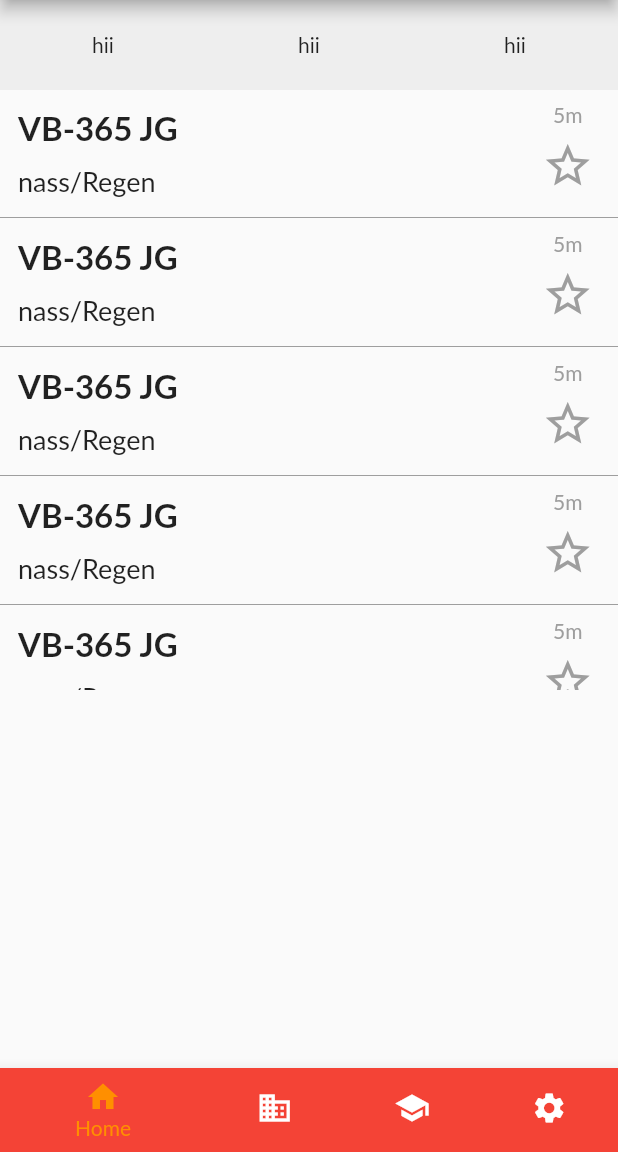
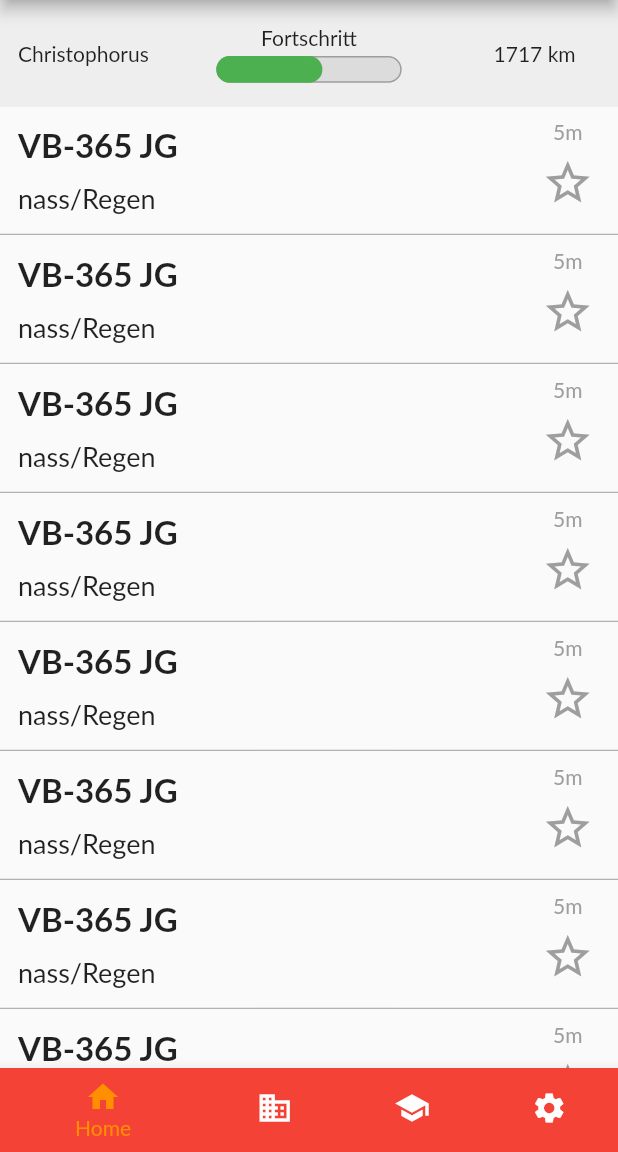
Before and after one commit to FelixSchmidt159/L17_ANDROID_APPLICATION, a Flutter app: the screen it shows after launch, on a phone screen of 412 x 824 dp, the part 84-1236 px from its top. Run offline on Flutter 3.47's test engine with Material 2 defaults, Android fonts, the phone set to English and light mode, and no system bars; Roboto replaces fonts that are missing (Lato).

Commit message:
sub navbar

```diff
--- a/lib/providers/tours.dart
+++ b/lib/providers/tours.dart
@@ -179,6 +179,16 @@ class Tours with ChangeNotifier {
   List<Tour> get items {
     return [..._items];
   }
+
+  int overallDistance() {
+    int overallDistance = 0;
+
+    for (Tour item in _items) {
+      overallDistance += item.distance;
+    }
+
+    return overallDistance;
+  }
   // var _showFavoritesOnly = false;
 
   // List<Product> get items {
--- a/lib/screens/tours_overview_screen.dart
+++ b/lib/screens/tours_overview_screen.dart
@@ -4,6 +4,7 @@ import 'package:provider/provider.dart';
 import '../providers/tours.dart';
 import '../providers/tour.dart';
 import '../widgets/app_drawer.dart';
+import '../widgets/chart_bar.dart';
 
 class ToursOverviewScreen extends StatefulWidget {
   @override
@@ -12,6 +13,7 @@ class ToursOverviewScreen extends StatefulWidget {
 
 class _ToursOverviewScreenState extends State<ToursOverviewScreen> {
   List<Tour> _items;
+  int _overallDistance;
   int _selectedIndex = 0;
   @override
   void initState() {
@@ -27,28 +29,78 @@ class _ToursOverviewScreenState extends State<ToursOverviewScreen> {
 
   @override
   Widget build(BuildContext context) {
+    _overallDistance = Provider.of<Tours>(context).overallDistance();
     _items = Provider.of<Tours>(context).items;
+    final appBar = AppBar(
+      title: const Text('Fahrtenbuch'),
+      centerTitle: true,
+    );
+    final bottomBar = BottomNavigationBar(
+      items: const <BottomNavigationBarItem>[
+        BottomNavigationBarItem(
+          icon: Icon(Icons.home),
+          label: 'Home',
+          backgroundColor: Colors.red,
+        ),
+        BottomNavigationBarItem(
+          icon: Icon(Icons.business),
+          label: 'Business',
+          backgroundColor: Colors.green,
+        ),
+        BottomNavigationBarItem(
+          icon: Icon(Icons.school),
+          label: 'School',
+          backgroundColor: Colors.purple,
+        ),
+        BottomNavigationBarItem(
+          icon: Icon(Icons.settings),
+          label: 'Settings',
+          backgroundColor: Colors.pink,
+        ),
+      ],
+      currentIndex: _selectedIndex,
+      selectedItemColor: Colors.amber[800],
+      onTap: _onItemTapped,
+    );
+    final height = MediaQuery.of(context).size.height -
+        MediaQuery.of(context).padding.top -
+        appBar.preferredSize.height -
+        MediaQuery.of(context).padding.bottom -
+        kBottomNavigationBarHeight;
+    final width = MediaQuery.of(context).size.width;
+
     return Scaffold(
-      appBar: AppBar(
-        title: Text('Fahrtenbuch'),
-        centerTitle: true,
-      ),
+      appBar: appBar,
       body: Column(
         children: <Widget>[
           Container(
             color: Colors.grey.shade200,
-            height: 60,
+            height: height * 0.10,
             child: Row(
               mainAxisAlignment: MainAxisAlignment.spaceAround,
               children: [
-                Text('hii'),
-                Text('hii'),
-                Text('hii'),
+                Container(
+                  alignment: Alignment.center,
+                  width: width * 0.25,
+                  child: Text('Christophorus'),
+                ),
+                SizedBox(
+                  width: width * 0.05,
+                ),
+                ChartBar('test', _overallDistance, 3000, height * 0.10),
+                SizedBox(
+                  width: width * 0.05,
+                ),
+                Container(
+                  width: width * 0.25,
+                  alignment: Alignment.center,
+                  child: Text('$_overallDistance km'),
+                ),
               ],
             ),
           ),
           Container(
-            height: 400,
+            height: height * 0.90,
             child: ListView.builder(
               itemBuilder: (context, position) {
                 return Column(
@@ -114,33 +166,7 @@ class _ToursOverviewScreenState extends State<ToursOverviewScreen> {
         ],
       ),
       drawer: AppDrawer(),
-      bottomNavigationBar: BottomNavigationBar(
-        items: const <BottomNavigationBarItem>[
-          BottomNavigationBarItem(
-            icon: Icon(Icons.home),
-            label: 'Home',
-            backgroundColor: Colors.red,
-          ),
-          BottomNavigationBarItem(
-            icon: Icon(Icons.business),
-            label: 'Business',
-            backgroundColor: Colors.green,
-          ),
-          BottomNavigationBarItem(
-            icon: Icon(Icons.school),
-            label: 'School',
-            backgroundColor: Colors.purple,
-          ),
-          BottomNavigationBarItem(
-            icon: Icon(Icons.settings),
-            label: 'Settings',
-            backgroundColor: Colors.pink,
-          ),
-        ],
-        currentIndex: _selectedIndex,
-        selectedItemColor: Colors.amber[800],
-        onTap: _onItemTapped,
-      ),
+      bottomNavigationBar: bottomBar,
     );
   }
 }
--- /dev/null
+++ b/lib/widgets/chart_bar.dart
@@ -0,0 +1,66 @@
+import 'package:flutter/material.dart';
+
+class ChartBar extends StatelessWidget {
+  final String label;
+  final int distanceDriven;
+  final int distanceGoal;
+  final double height;
+
+  ChartBar(this.label, this.distanceDriven, this.distanceGoal, this.height);
+
+  @override
+  Widget build(BuildContext context) {
+    final width = MediaQuery.of(context).size.width;
+    return Column(
+      mainAxisAlignment: MainAxisAlignment.center,
+      children: <Widget>[
+        Container(
+          height: height * 0.25,
+          child: Row(
+            children: [
+              Text('Fortschritt'),
+            ],
+          ),
+        ),
+        SizedBox(
+          height: height * 0.05,
+        ),
+        Container(
+          height: height * 0.25,
+          width: width * 0.3,
+          child: Stack(
+            children: <Widget>[
+              Container(
+                decoration: BoxDecoration(
+                  border: Border.all(color: Colors.grey, width: 1.0),
+                  color: Color.fromRGBO(220, 220, 220, 1),
+                  borderRadius: BorderRadius.circular(10),
+                ),
+              ),
+              FractionallySizedBox(
+                widthFactor: distanceDriven / distanceGoal,
+                child: Container(
+                  decoration: BoxDecoration(
+                    color: Theme.of(context).primaryColor,
+                    borderRadius: BorderRadius.circular(10),
+                  ),
+                ),
+              ),
+            ],
+          ),
+        ),
+        // Container(
+        //   height: height * 0.25,
+        //   width: 140,
+        //   child: Row(
+        //     mainAxisAlignment: MainAxisAlignment.spaceBetween,
+        //     children: [
+        //       Text('$distanceDriven km'),
+        //       Text('$distanceGoal km'),
+        //     ],
+        //   ),
+        // ),
+      ],
+    );
+  }
+}
```
